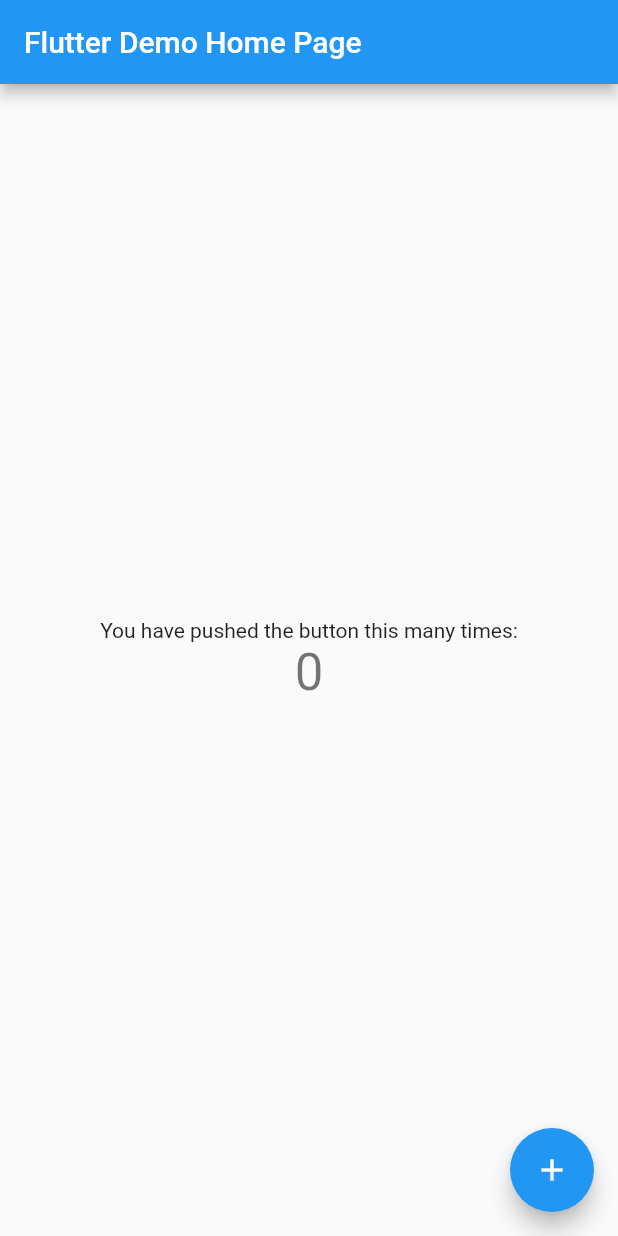
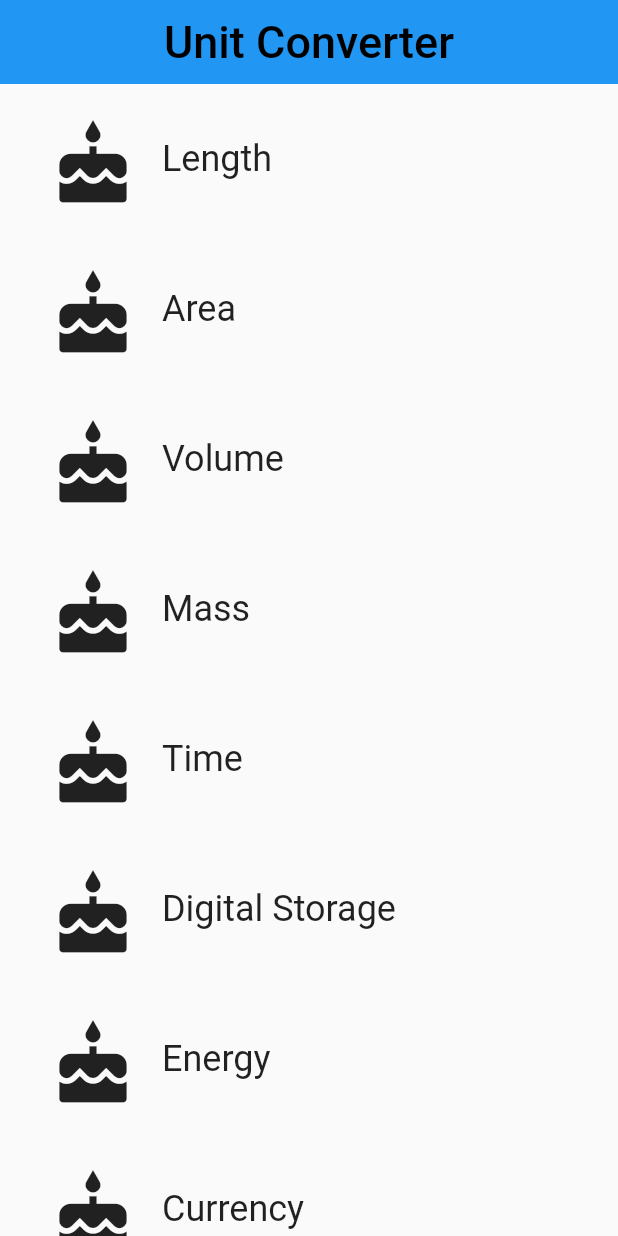
Before and after one commit to omz1990/UnitConverter-Flutter, a Flutter app: the screen it shows after launch, on a phone screen of 412 x 824 dp. Run offline on Flutter 3.47's test engine with Material 2 defaults, Android fonts, the light colour scheme and no system bars.

Commit message:
Add Category Widget and Category Screen

```diff
--- /dev/null
+++ b/lib/category.dart
@@ -0,0 +1,53 @@
+import 'package:flutter/material.dart';
+import 'package:meta/meta.dart';
+
+final _rowHeight = 100.0;
+final _borderRadius = BorderRadius.circular(_rowHeight / 2);
+
+class Category extends StatelessWidget {
+  final String name;
+  final ColorSwatch color;
+  final IconData iconLocation;
+
+  const Category({Key key, @required this.name, @required this.color, @required this.iconLocation});
+
+  @override
+  Widget build(BuildContext context) {
+    return Material(
+      color: Colors.transparent,
+      child: Container(
+        height: _rowHeight,
+        child: InkWell(
+          borderRadius: _borderRadius,
+          highlightColor: color,
+          splashColor: color,
+          onTap: () {
+            print('I was tapped');
+          },
+          child: Padding(
+            padding: EdgeInsets.all(8.0),
+            child: Row(
+              crossAxisAlignment: CrossAxisAlignment.stretch,
+              children: <Widget>[
+                Padding(
+                  padding: EdgeInsets.all(16.0),
+                  child: Icon(
+                    iconLocation,
+                    size: 60.0,
+                  ),
+                ),
+                Center(
+                  child: Text(
+                    name,
+                    textAlign: TextAlign.center,
+                    style: Theme.of(context).textTheme.headline5,
+                  ),
+                )
+              ],
+            ),
+          ),
+        ),
+      ),
+    );
+  }
+}
--- /dev/null
+++ b/lib/category_screen.dart
@@ -0,0 +1,73 @@
+import 'package:flutter/material.dart';
+import 'package:unitconverter/category.dart';
+
+final _backgroundColor = Colors.lightGreenAccent[50];
+
+class CategoryScreen extends StatelessWidget {
+
+  static const _categoryNames = <String>[
+    'Length',
+    'Area',
+    'Volume',
+    'Mass',
+    'Time',
+    'Digital Storage',
+    'Energy',
+    'Currency',
+  ];
+
+  static const _baseColors = <Color>[
+    Colors.teal,
+    Colors.orange,
+    Colors.pinkAccent,
+    Colors.blueAccent,
+    Colors.yellow,
+    Colors.greenAccent,
+    Colors.purpleAccent,
+    Colors.red,
+  ];
+
+  Widget _buildCategoryWidgets(List<Widget> categories) {
+    return ListView.builder(
+      itemBuilder: (BuildContext context, int index) => categories[index],
+      itemCount: categories.length,
+    );
+  }
+
+  @override
+  Widget build(BuildContext context) {
+    final categories = <Category>[];
+
+    for (var i = 0; i < _categoryNames.length; i++) {
+      categories.add(Category(
+        name: _categoryNames[i],
+        color: _baseColors[i],
+        iconLocation: Icons.cake,
+      ));
+    }
+
+    final listView = Container(
+      color: _backgroundColor,
+      padding: EdgeInsets.symmetric(horizontal: 8.0),
+      child: _buildCategoryWidgets(categories),
+    );
+
+    final appBar = AppBar(
+      elevation: 0.0,
+      title: Text(
+        'Unit Converter',
+        style: TextStyle(
+            color: Colors.black,
+            fontSize: 30.0
+        ),
+      ),
+      centerTitle: true,
+      backgroundColor: _backgroundColor,
+    );
+
+    return Scaffold(
+      appBar: appBar,
+      body: listView,
+    );
+  }
+}
--- a/lib/main.dart
+++ b/lib/main.dart
@@ -1,111 +1,16 @@
 import 'package:flutter/material.dart';
+import 'package:unitconverter/category_screen.dart';
 
-void main() => runApp(MyApp());
+void main() => runApp(UnitConverter());
 
-class MyApp extends StatelessWidget {
+class UnitConverter extends StatelessWidget {
   // This widget is the root of your application.
   @override
   Widget build(BuildContext context) {
     return MaterialApp(
-      title: 'Flutter Demo',
-      theme: ThemeData(
-        // This is the theme of your application.
-        //
-        // Try running your application with "flutter run". You'll see the
-        // application has a blue toolbar. Then, without quitting the app, try
-        // changing the primarySwatch below to Colors.green and then invoke
-        // "hot reload" (press "r" in the console where you ran "flutter run",
-        // or simply save your changes to "hot reload" in a Flutter IDE).
-        // Notice that the counter didn't reset back to zero; the application
-        // is not restarted.
-        primarySwatch: Colors.blue,
-      ),
-      home: MyHomePage(title: 'Flutter Demo Home Page'),
+      debugShowCheckedModeBanner: false,
+      title: 'Unit Converter',
+      home: CategoryScreen(),
     );
   }
 }
-
-class MyHomePage extends StatefulWidget {
-  MyHomePage({Key key, this.title}) : super(key: key);
-
-  // This widget is the home page of your application. It is stateful, meaning
-  // that it has a State object (defined below) that contains fields that affect
-  // how it looks.
-
-  // This class is the configuration for the state. It holds the values (in this
-  // case the title) provided by the parent (in this case the App widget) and
-  // used by the build method of the State. Fields in a Widget subclass are
-  // always marked "final".
-
-  final String title;
-
-  @override
-  _MyHomePageState createState() => _MyHomePageState();
-}
-
-class _MyHomePageState extends State<MyHomePage> {
-  int _counter = 0;
-
-  void _incrementCounter() {
-    setState(() {
-      // This call to setState tells the Flutter framework that something has
-      // changed in this State, which causes it to rerun the build method below
-      // so that the display can reflect the updated values. If we changed
-      // _counter without calling setState(), then the build method would not be
-      // called again, and so nothing would appear to happen.
-      _counter++;
-    });
-  }
-
-  @override
-  Widget build(BuildContext context) {
-    // This method is rerun every time setState is called, for instance as done
-    // by the _incrementCounter method above.
-    //
-    // The Flutter framework has been optimized to make rerunning build methods
-    // fast, so that you can just rebuild anything that needs updating rather
-    // than having to individually change instances of widgets.
-    return Scaffold(
-      appBar: AppBar(
-        // Here we take the value from the MyHomePage object that was created by
-        // the App.build method, and use it to set our appbar title.
-        title: Text(widget.title),
-      ),
-      body: Center(
-        // Center is a layout widget. It takes a single child and positions it
-        // in the middle of the parent.
-        child: Column(
-          // Column is also a layout widget. It takes a list of children and
-          // arranges them vertically. By default, it sizes itself to fit its
-          // children horizontally, and tries to be as tall as its parent.
-          //
-          // Invoke "debug painting" (press "p" in the console, choose the
-          // "Toggle Debug Paint" action from the Flutter Inspector in Android
-          // Studio, or the "Toggle Debug Paint" command in Visual Studio Code)
-          // to see the wireframe for each widget.
-          //
-          // Column has various properties to control how it sizes itself and
-          // how it positions its children. Here we use mainAxisAlignment to
-          // center the children vertically; the main axis here is the vertical
-          // axis because Columns are vertical (the cross axis would be
-          // horizontal).
-          mainAxisAlignment: MainAxisAlignment.center,
-          children: <Widget>[
-            Text(
-              'You have pushed the button this many times:',
-            ),
-            Text(
-              '$_counter',
-              style: Theme.of(context).textTheme.headline4,
-            ),
-          ],
-        ),
-      ),
-      floatingActionButton: FloatingActionButton(
-        onPressed: _incrementCounter,
-        tooltip: 'Increment',
-        child: Icon(Icons.add),
-      ), // This trailing comma makes auto-formatting nicer for build methods.
-    );
-  }
-}
```
Also changed, not shown: 2 other files.
